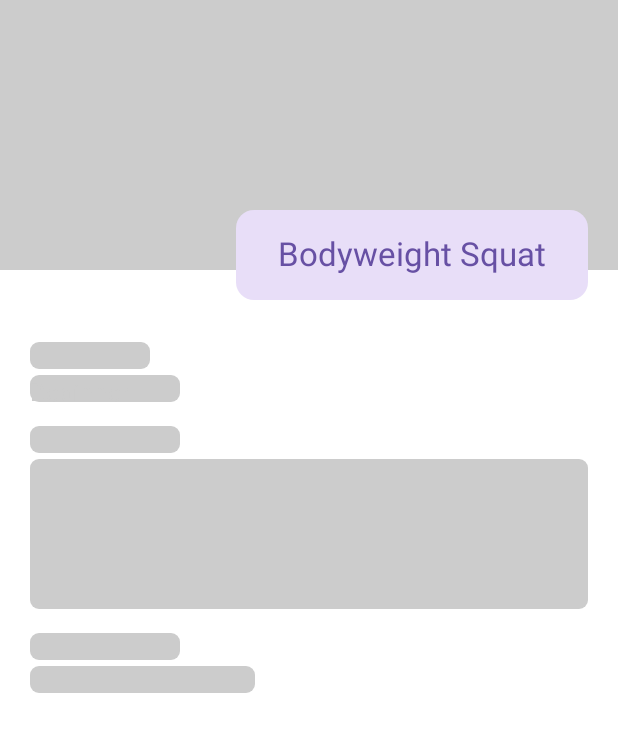
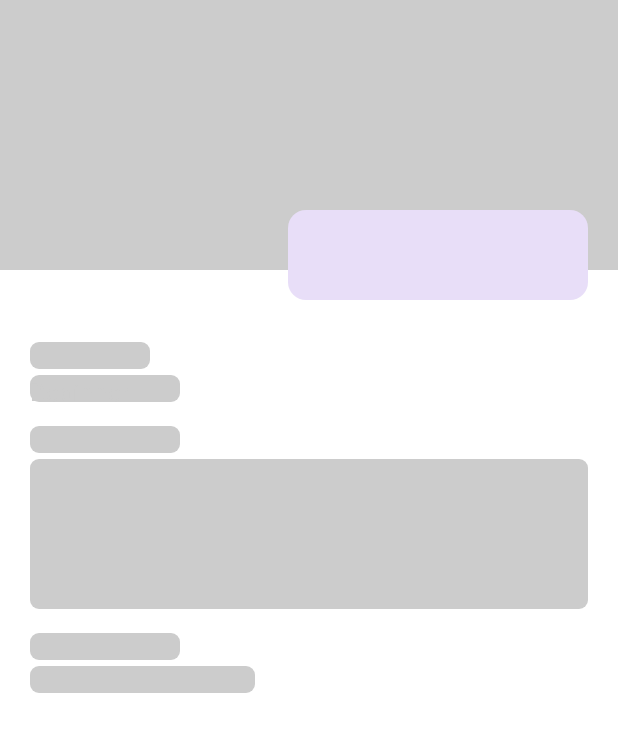
Before and after one commit to cristiangoncas/SnackMovement, an Android app built with Jetpack Compose: the @Preview function SkeletonExerciseDetailPreview, on a phone screen of 412 x 824 dp. Shown: the top 732 px of the screen. Run offline under Robolectric (Android 15) with nearby library versions, the phone set to English and light mode, and no system bars.

Commit message:
skeleton change

```diff
--- a/app/src/main/java/com/cristiangoncas/snackmovement/ui/screens/exercisedetail/ExerciseDetailUiComponents.kt
+++ b/app/src/main/java/com/cristiangoncas/snackmovement/ui/screens/exercisedetail/ExerciseDetailUiComponents.kt
@@ -61,8 +61,9 @@ fun SkeletonExerciseDetailContent() {
                 )
             ) {
                 Text(
-                    text = exercise.name,
+                    text = "",
                     modifier = Modifier
+                        .width(200.dp)
                         .padding(horizontal = 28.dp, vertical = 16.dp),
                     style = MaterialTheme.typography.titleLarge,
                     color = MaterialTheme.colorScheme.primary
```
